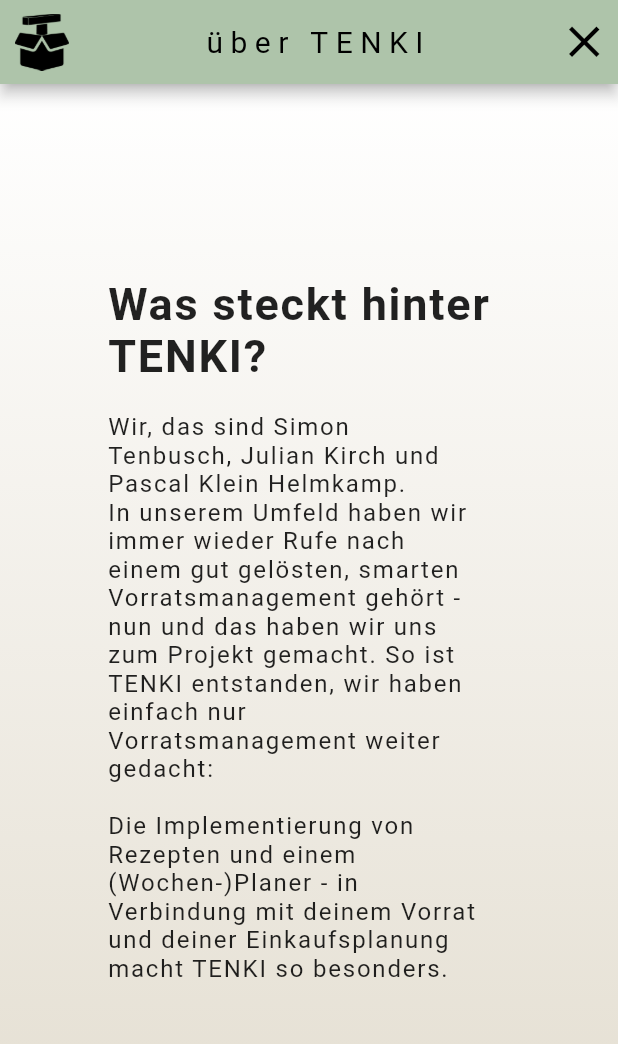
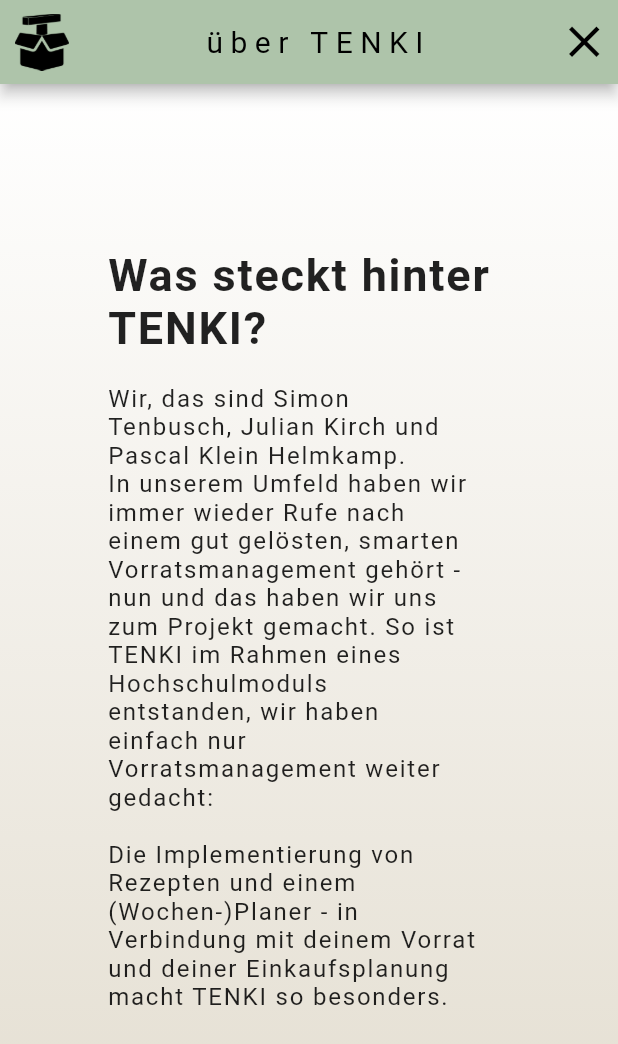
Before and after one commit to tenbuschs/tenki, a Flutter app: the AboutTenki screen opened directly, on a phone screen of 412 x 824 dp. Shown: the top 1044 px of the screen. Run offline on Flutter 3.47's test engine with Material 2 defaults, Android fonts, the phone set to English and light mode, and no system bars; our stand-ins replace camera, cloud_firestore, firebase_auth, firebase_core; missing offline and left inert: flutter_barcode_scanner; accounts and stored records are empty.

Commit message:
Update about_tenki_page.dart

```diff
--- a/lib/about_tenki_page.dart
+++ b/lib/about_tenki_page.dart
@@ -47,7 +47,7 @@ class _AboutTenkiState extends State<AboutTenki> {
                   SizedBox(
                     width: MediaQuery.of(context).size.width * 0.6,
                     child: Text(
-                      "Wir, das sind Simon Tenbusch, Julian Kirch und Pascal Klein Helmkamp. \nIn unserem Umfeld haben wir immer wieder Rufe nach einem gut gelösten, smarten Vorratsmanagement gehört - nun und das haben wir uns zum Projekt gemacht. So ist TENKI entstanden, wir haben einfach nur Vorratsmanagement weiter gedacht: \n\nDie Implementierung von Rezepten und einem (Wochen-)Planer - in Verbindung mit deinem Vorrat und deiner Einkaufsplanung macht TENKI so besonders.",
+                      "Wir, das sind Simon Tenbusch, Julian Kirch und Pascal Klein Helmkamp. \nIn unserem Umfeld haben wir immer wieder Rufe nach einem gut gelösten, smarten Vorratsmanagement gehört - nun und das haben wir uns zum Projekt gemacht. So ist TENKI im Rahmen eines Hochschulmoduls entstanden, wir haben einfach nur Vorratsmanagement weiter gedacht: \n\nDie Implementierung von Rezepten und einem (Wochen-)Planer - in Verbindung mit deinem Vorrat und deiner Einkaufsplanung macht TENKI so besonders.",
                       textAlign: TextAlign.left,
                       style: const TextStyle(
                         fontSize: 16,
```
